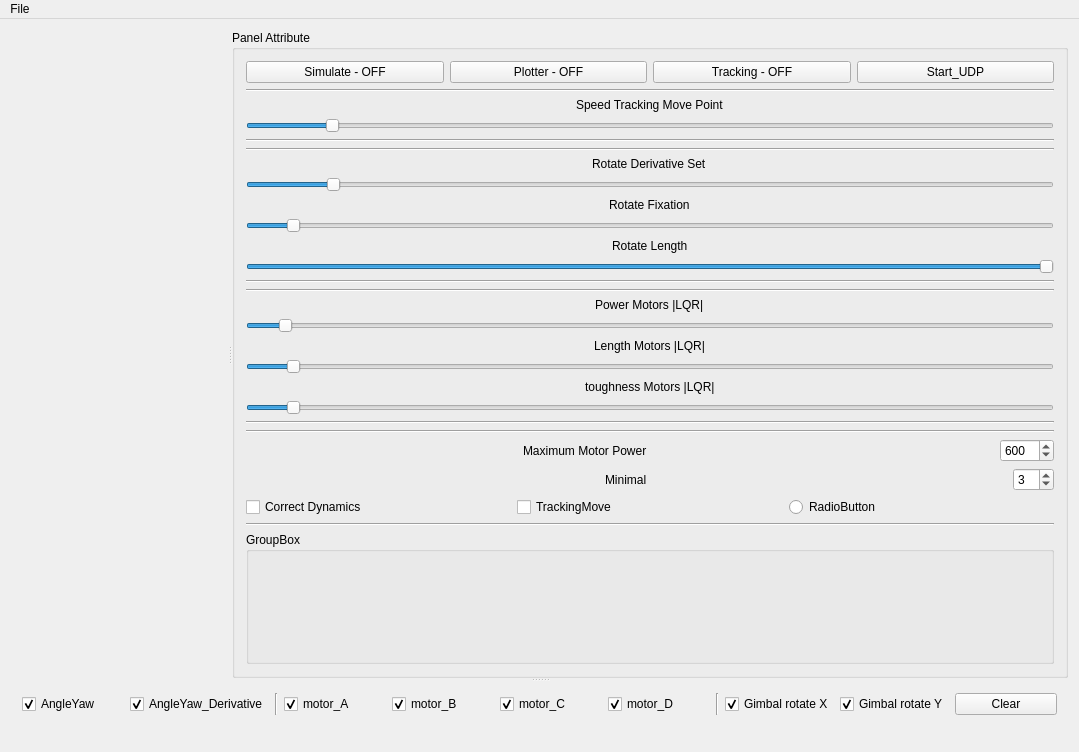
The window that src/mainwindow.ui (werasaimon/IEngine_Robotics) describes before a commit, drawn with Qt 5.
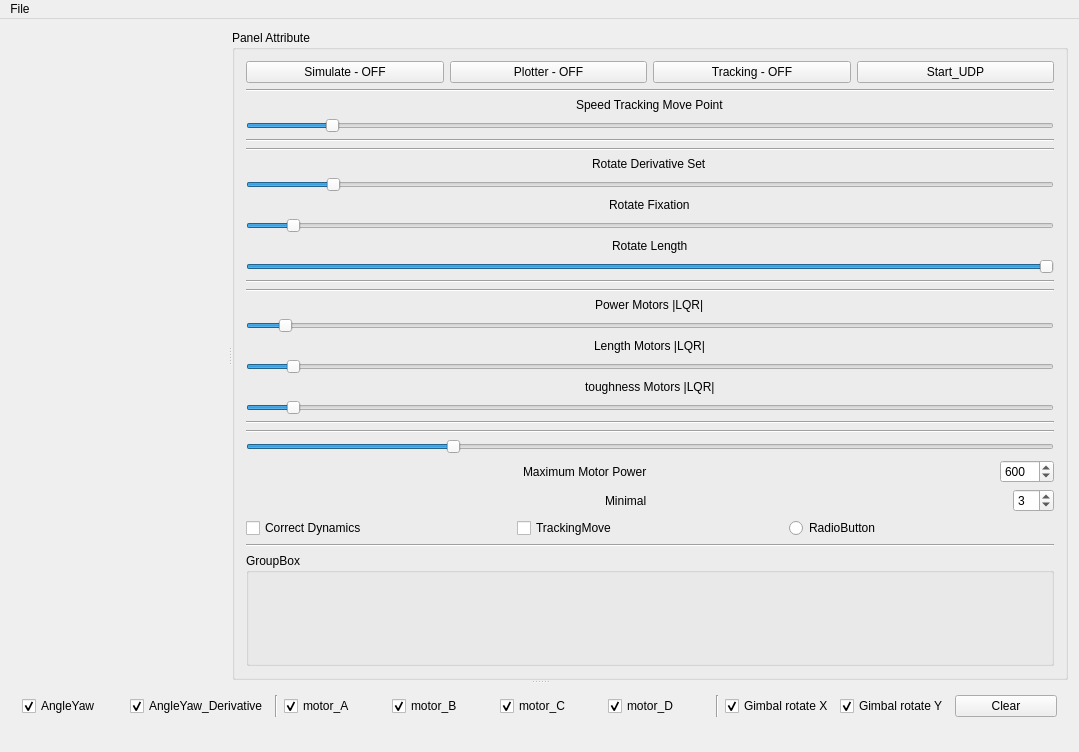
The same window after the commit. Custom widgets are drawn as their Qt base class.

```diff
--- a/src/mainwindow.ui
+++ b/src/mainwindow.ui
@@ -235,6 +235,16 @@
              </property>
             </widget>
            </item>
+           <item>
+            <widget class="QSlider" name="horizontalSlider_MaxLength">
+             <property name="value">
+              <number>25</number>
+             </property>
+             <property name="orientation">
+              <enum>Qt::Horizontal</enum>
+             </property>
+            </widget>
+           </item>
            <item>
             <layout class="QHBoxLayout" name="horizontalLayout_3">
              <item alignment="Qt::AlignRight">
```
